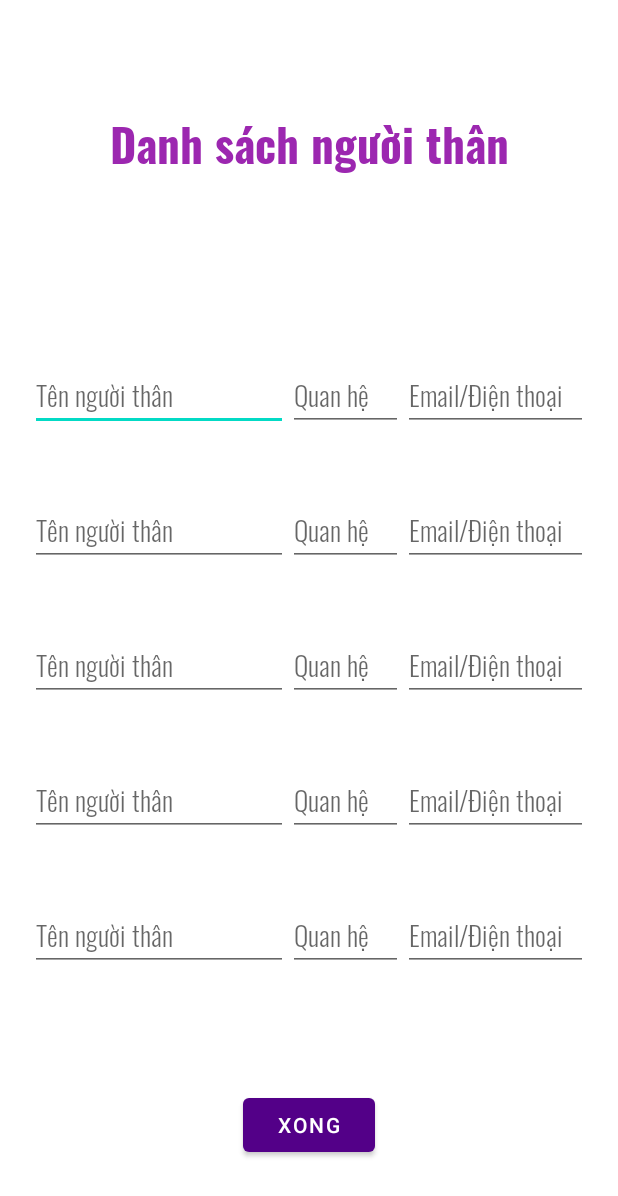
After one commit to TheNgith/Destressify1.0, an Android app: the familyList screen opened directly, with no data from a screen before it, on a phone screen of 412 x 824 dp. The commit adds this screen. Shown: the top 1196 px of the screen. Run offline under Robolectric (Android 15) with nearby library versions, the phone set to English and light mode, and no system bars; our stand-ins replace Firebase (no records; nobody signed in at launch, a user with empty details on screens opened directly).

Commit message:
Updated FamilyList - prepared for notify feature

```diff
--- a/app/src/main/AndroidManifest.xml
+++ b/app/src/main/AndroidManifest.xml
@@ -2,7 +2,7 @@
 <manifest xmlns:android="http://schemas.android.com/apk/res/android"
     package="galaxy.app.stressdetector">
 
-    <uses-permission android:name="android.permission.INTERNET"/>
+    <uses-permission android:name="android.permission.INTERNET" />
     <uses-permission android:name="android.permission.CAMERA" />
     <uses-permission android:name="android.permission.FLASHLIGHT" />
     <uses-permission android:name="android.permission.GET_ACCOUNTS" />
@@ -18,7 +18,8 @@
         android:roundIcon="@mipmap/ic_launcher_round"
         android:supportsRtl="true"
         android:theme="@style/Theme.StressDetector">
-        <activity android:name=".StressQuest"></activity>
+        <activity android:name=".familyList"></activity>
+        <activity android:name=".StressQuest" />
         <activity android:name=".UsageInstruction" />
         <activity android:name=".ThankYouActivity" />
         <activity android:name=".pam" />
--- /dev/null
+++ b/app/src/main/java/galaxy/app/stressdetector/UserHelperClassContact.java
@@ -0,0 +1,39 @@
+package galaxy.app.stressdetector;
+
+public class UserHelperClassContact {
+    String name, rela, info;
+
+    public UserHelperClassContact() {
+
+    }
+
+    public UserHelperClassContact(String name, String rela, String info) {
+        this.name = name;
+        this.rela = rela;
+        this.info = info;
+    }
+
+    public String getName() {
+        return name;
+    }
+
+    public void setName(String name) {
+        this.name = name;
+    }
+
+    public String getRela() {
+        return rela;
+    }
+
+    public void setRela(String rela) {
+        this.rela = rela;
+    }
+
+    public String getInfo() {
+        return info;
+    }
+
+    public void setInfo(String info) {
+        this.info = info;
+    }
+}
--- /dev/null
+++ b/app/src/main/java/galaxy/app/stressdetector/familyList.kt
@@ -0,0 +1,198 @@
+package galaxy.app.stressdetector
+
+import android.annotation.SuppressLint
+import android.content.Intent
+import androidx.appcompat.app.AppCompatActivity
+import android.os.Bundle
+import android.provider.Settings
+import android.widget.EditText
+import com.google.firebase.database.FirebaseDatabase
+import kotlinx.android.synthetic.main.activity_family_list.*
+
+class familyList : AppCompatActivity() {
+    override fun onCreate(savedInstanceState: Bundle?) {
+        super.onCreate(savedInstanceState)
+        setContentView(R.layout.activity_family_list)
+        button5.setOnClickListener{ updateContact() }
+        loadData()
+    }
+
+    var SHARED_PREFS = "sharedPrefs"
+
+    private fun loadData() {
+        val viewName1 = findViewById<EditText>(R.id.contact_1_name)
+        val viewName2 = findViewById<EditText>(R.id.contact_2_name)
+        val viewName3 = findViewById<EditText>(R.id.contact_3_name)
+        val viewName4 = findViewById<EditText>(R.id.contact_4_name)
+        val viewName5 = findViewById<EditText>(R.id.contact_5_name)
+
+        val viewRela1 = findViewById<EditText>(R.id.contact_1_rela)
+        val viewRela2 = findViewById<EditText>(R.id.contact_2_rela)
+        val viewRela3 = findViewById<EditText>(R.id.contact_3_rela)
+        val viewRela4 = findViewById<EditText>(R.id.contact_4_rela)
+        val viewRela5 = findViewById<EditText>(R.id.contact_5_rela)
+
+        val viewInfo1 = findViewById<EditText>(R.id.contact_1_info)
+        val viewInfo2 = findViewById<EditText>(R.id.contact_2_info)
+        val viewInfo3 = findViewById<EditText>(R.id.contact_3_info)
+        val viewInfo4 = findViewById<EditText>(R.id.contact_4_info)
+        val viewInfo5 = findViewById<EditText>(R.id.contact_5_info)
+
+        val sharedPreferences = getSharedPreferences(SHARED_PREFS, MODE_PRIVATE);
+        val load_name1 = sharedPreferences.getString("NAME1", "")
+        val load_name2 = sharedPreferences.getString("NAME2", "")
+        val load_name3 = sharedPreferences.getString("NAME3", "")
+        val load_name4 = sharedPreferences.getString("NAME4", "")
+        val load_name5 = sharedPreferences.getString("NAME5", "")
+
+        val load_rela1 = sharedPreferences.getString("RELA1", "")
+        val load_rela2 = sharedPreferences.getString("RELA2", "")
+        val load_rela3 = sharedPreferences.getString("RELA3", "")
+        val load_rela4 = sharedPreferences.getString("RELA4", "")
+        val load_rela5 = sharedPreferences.getString("RELA5", "")
+
+        val load_info1 = sharedPreferences.getString("INFO1", "")
+        val load_info2 = sharedPreferences.getString("INFO2", "")
+        val load_info3 = sharedPreferences.getString("INFO3", "")
+        val load_info4 = sharedPreferences.getString("INFO4", "")
+        val load_info5 = sharedPreferences.getString("INFO5", "")
+
+        viewName1.setText(load_name1)
+        viewName2.setText(load_name2)
+        viewName3.setText(load_name3)
+        viewName4.setText(load_name4)
+        viewName5.setText(load_name5)
+        viewRela1.setText(load_rela1)
+        viewRela2.setText(load_rela2)
+        viewRela3.setText(load_rela3)
+        viewRela4.setText(load_rela4)
+        viewRela5.setText(load_rela5)
+        viewInfo1.setText(load_info1)
+        viewInfo2.setText(load_info2)
+        viewInfo3.setText(load_info3)
+        viewInfo4.setText(load_info4)
+        viewInfo5.setText(load_info5)
+    }
+
+    @SuppressLint("HardwareIds")
+    private fun updateContact() {
+        val viewName1 = findViewById<EditText>(R.id.contact_1_name)
+        val viewName2 = findViewById<EditText>(R.id.contact_2_name)
+        val viewName3 = findViewById<EditText>(R.id.contact_3_name)
+        val viewName4 = findViewById<EditText>(R.id.contact_4_name)
+        val viewName5 = findViewById<EditText>(R.id.contact_5_name)
+
+        val viewRela1 = findViewById<EditText>(R.id.contact_1_rela)
+        val viewRela2 = findViewById<EditText>(R.id.contact_2_rela)
+        val viewRela3 = findViewById<EditText>(R.id.contact_3_rela)
+        val viewRela4 = findViewById<EditText>(R.id.contact_4_rela)
+        val viewRela5 = findViewById<EditText>(R.id.contact_5_rela)
+
+        val viewInfo1 = findViewById<EditText>(R.id.contact_1_info)
+        val viewInfo2 = findViewById<EditText>(R.id.contact_2_info)
+        val viewInfo3 = findViewById<EditText>(R.id.contact_3_info)
+        val viewInfo4 = findViewById<EditText>(R.id.contact_4_info)
+        val viewInfo5 = findViewById<EditText>(R.id.contact_5_info)
+
+        val name1 = viewName1.text.toString()
+        val name2 = viewName2.text.toString()
+        val name3 = viewName3.text.toString()
+        val name4 = viewName4.text.toString()
+        val name5 = viewName5.text.toString()
+        val rela1 = viewRela1.text.toString()
+        val rela2 = viewRela2.text.toString()
+        val rela3 = viewRela3.text.toString()
+        val rela4 = viewRela4.text.toString()
+        val rela5 = viewRela5.text.toString()
+        val info1 = viewInfo1.text.toString()
+        val info2 = viewInfo2.text.toString()
+        val info3 = viewInfo3.text.toString()
+        val info4 = viewInfo4.text.toString()
+        val info5 = viewInfo5.text.toString()
+
+        val androidID = Settings.Secure.getString(this.contentResolver, Settings.Secure.ANDROID_ID)
+        val rootNode = FirebaseDatabase.getInstance()
+        val reference = rootNode.getReference("Data")
+
+        val helperClass1 = UserHelperClassContact(name1, rela1, info1)
+        val helperClass2 = UserHelperClassContact(name2, rela2, info2)
+        val helperClass3 = UserHelperClassContact(name3, rela3, info3)
+        val helperClass4 = UserHelperClassContact(name4, rela4, info4)
+        val helperClass5 = UserHelperClassContact(name5, rela5, info5)
+
+        reference.child(androidID).child("Contact").child("No-1").setValue(helperClass1)
+        reference.child(androidID).child("Contact").child("No-2").setValue(helperClass2)
+        reference.child(androidID).child("Contact").child("No-3").setValue(helperClass3)
+        reference.child(androidID).child("Contact").child("No-4").setValue(helperClass4)
+        reference.child(androidID).child("Contact").child("No-5").setValue(helperClass5)
+
+        saveData()
+        goBack()
+
+        }
+
+    private fun goBack() {
+        val intent = Intent(applicationContext, UsageInstruction::class.java)
+        startActivity(intent)
+    }
+
+    private fun saveData() {
+        val sharedPreferences = getSharedPreferences(SHARED_PREFS, MODE_PRIVATE)
+        val editor = sharedPreferences.edit()
+
+        val viewName1 = findViewById<EditText>(R.id.contact_1_name)
+        val viewName2 = findViewById<EditText>(R.id.contact_2_name)
+        val viewName3 = findViewById<EditText>(R.id.contact_3_name)
+        val viewName4 = findViewById<EditText>(R.id.contact_4_name)
+        val viewName5 = findViewById<EditText>(R.id.contact_5_name)
+
+        val viewRela1 = findViewById<EditText>(R.id.contact_1_rela)
+        val viewRela2 = findViewById<EditText>(R.id.contact_2_rela)
+        val viewRela3 = findViewById<EditText>(R.id.contact_3_rela)
+        val viewRela4 = findViewById<EditText>(R.id.contact_4_rela)
+        val viewRela5 = findViewById<EditText>(R.id.contact_5_rela)
+
+        val viewInfo1 = findViewById<EditText>(R.id.contact_1_info)
+        val viewInfo2 = findViewById<EditText>(R.id.contact_2_info)
+        val viewInfo3 = findViewById<EditText>(R.id.contact_3_info)
+        val viewInfo4 = findViewById<EditText>(R.id.contact_4_info)
+        val viewInfo5 = findViewById<EditText>(R.id.contact_5_info)
+
+        val name1 = viewName1.text.toString()
+        val name2 = viewName2.text.toString()
+        val name3 = viewName3.text.toString()
+        val name4 = viewName4.text.toString()
+        val name5 = viewName5.text.toString()
+        val rela1 = viewRela1.text.toString()
+        val rela2 = viewRela2.text.toString()
+        val rela3 = viewRela3.text.toString()
+        val rela4 = viewRela4.text.toString()
+        val rela5 = viewRela5.text.toString()
+        val info1 = viewInfo1.text.toString()
+        val info2 = viewInfo2.text.toString()
+        val info3 = viewInfo3.text.toString()
+        val info4 = viewInfo4.text.toString()
+        val info5 = viewInfo5.text.toString()
+
+
+        editor.putString("NAME1", name1)
+        editor.putString("NAME2", name2)
+        editor.putString("NAME3", name3)
+        editor.putString("NAME4", name4)
+        editor.putString("NAME5", name5)
+
+        editor.putString("RELA1", rela1)
+        editor.putString("RELA2", rela2)
+        editor.putString("RELA3", rela3)
+        editor.putString("RELA4", rela4)
+        editor.putString("RELA5", rela5)
+
+        editor.putString("INFO1", info1)
+        editor.putString("INFO2", info2)
+        editor.putString("INFO3", info3)
+        editor.putString("INFO4", info4)
+        editor.putString("INFO5", info5)
+
+        editor.apply()
+    }
+}
--- /dev/null
+++ b/app/src/main/res/layout/activity_family_list.xml
@@ -0,0 +1,250 @@
+<?xml version="1.0" encoding="utf-8"?>
+<androidx.constraintlayout.widget.ConstraintLayout xmlns:android="http://schemas.android.com/apk/res/android"
+    xmlns:app="http://schemas.android.com/apk/res-auto"
+    xmlns:tools="http://schemas.android.com/tools"
+    android:layout_width="match_parent"
+    android:layout_height="match_parent"
+    android:layout_marginStart="20dp"
+    android:layout_marginEnd="20dp"
+    tools:context=".familyList">
+
+    <Button
+        android:id="@+id/button5"
+        android:layout_width="wrap_content"
+        android:layout_height="wrap_content"
+        android:layout_marginBottom="50dp"
+        android:text="@string/done"
+        app:layout_constraintBottom_toBottomOf="parent"
+        app:layout_constraintEnd_toEndOf="parent"
+        app:layout_constraintStart_toStartOf="parent" />
+
+    <TextView
+        android:id="@+id/textView21"
+        android:layout_width="wrap_content"
+        android:layout_height="wrap_content"
+        android:layout_marginTop="70dp"
+        android:fontFamily="@font/oswald_bold"
+        android:text="@string/notify_activity_header"
+        android:textColor="#9C27B0"
+        android:textSize="30sp"
+        app:layout_constraintEnd_toEndOf="parent"
+        app:layout_constraintStart_toStartOf="parent"
+        app:layout_constraintTop_toTopOf="parent" />
+
+    <LinearLayout
+        android:id="@+id/linearLayout5"
+        android:layout_width="wrap_content"
+        android:layout_height="wrap_content"
+        android:orientation="vertical"
+        app:layout_constraintBottom_toTopOf="@+id/button5"
+        app:layout_constraintEnd_toEndOf="parent"
+        app:layout_constraintStart_toStartOf="parent"
+        app:layout_constraintTop_toBottomOf="@+id/textView21">
+
+        <LinearLayout
+            android:layout_width="match_parent"
+            android:layout_height="match_parent"
+            android:layout_marginTop="40dp"
+            android:orientation="horizontal">
+
+            <EditText
+                android:id="@+id/contact_1_name"
+                android:layout_width="wrap_content"
+                android:layout_height="wrap_content"
+                android:layout_weight="1"
+                android:autofillHints=""
+                android:ems="10"
+                android:fontFamily="@font/oswald_light"
+                android:hint="@string/hint_name"
+                android:inputType="textPersonName"
+                android:textColor="#9C27B0" />
+
+            <EditText
+                android:id="@+id/contact_1_rela"
+                android:layout_width="wrap_content"
+                android:layout_height="wrap_content"
+                android:layout_weight="2"
+                android:autofillHints=""
+                android:ems="10"
+                android:fontFamily="@font/oswald_light"
+                android:hint="@string/hint_rela"
+                android:inputType="textPersonName"
+                android:textColor="#9C27B0" />
+
+            <EditText
+                android:id="@+id/contact_1_info"
+                android:layout_width="wrap_content"
+                android:layout_height="wrap_content"
+                android:layout_weight="1.5"
+                android:autofillHints=""
+                android:ems="10"
+                android:fontFamily="@font/oswald_light"
+                android:hint="@string/hint_info"
+                android:inputType="textPersonName"
+                android:textColor="#9C27B0" />
+        </LinearLayout>
+
+        <LinearLayout
+            android:layout_width="match_parent"
+            android:layout_height="match_parent"
+            android:layout_marginTop="40dp"
+            android:orientation="horizontal">
+
+            <EditText
+                android:id="@+id/contact_2_name"
+                android:layout_width="wrap_content"
+                android:layout_height="wrap_content"
+                android:layout_weight="1"
+                android:autofillHints=""
+                android:ems="10"
+                android:fontFamily="@font/oswald_light"
+                android:hint="@string/hint_name"
+                android:inputType="textPersonName"
+                android:textColor="#9C27B0" />
+
+            <EditText
+                android:id="@+id/contact_2_rela"
+                android:layout_width="wrap_content"
+                android:layout_height="wrap_content"
+                android:layout_weight="2"
+                android:ems="10"
+                android:fontFamily="@font/oswald_light"
+                android:hint="@string/hint_rela"
+                android:inputType="textPersonName"
+                android:textColor="#9C27B0" />
+
+            <EditText
+                android:id="@+id/contact_2_info"
+                android:layout_width="wrap_content"
+                android:layout_height="wrap_content"
+                android:layout_weight="1.5"
+                android:ems="10"
+                android:fontFamily="@font/oswald_light"
+                android:hint="@string/hint_info"
+                android:inputType="textPersonName"
+                android:textColor="#9C27B0" />
+        </LinearLayout>
+
+        <LinearLayout
+            android:layout_width="match_parent"
+            android:layout_height="match_parent"
+            android:layout_marginTop="40dp"
+            android:orientation="horizontal">
+
+            <EditText
+                android:id="@+id/contact_3_name"
+                android:layout_width="wrap_content"
+                android:layout_height="wrap_content"
+                android:layout_weight="1"
+                android:ems="10"
+                android:fontFamily="@font/oswald_light"
+                android:hint="@string/hint_name"
+                android:inputType="textPersonName"
+                android:textColor="#9C27B0" />
+
+            <EditText
+                android:id="@+id/contact_3_rela"
+                android:layout_width="wrap_content"
+                android:layout_height="wrap_content"
+                android:layout_weight="2"
+                android:ems="10"
+                android:fontFamily="@font/oswald_light"
+                android:hint="@string/hint_rela"
+                android:inputType="textPersonName"
+                android:textColor="#9C27B0" />
+
+            <EditText
+                android:id="@+id/contact_3_info"
+                android:layout_width="wrap_content"
+                android:layout_height="wrap_content"
+                android:layout_weight="1.5"
+                android:ems="10"
+                android:fontFamily="@font/oswald_light"
+                android:hint="@string/hint_info"
+                android:inputType="textPersonName"
+                android:textColor="#9C27B0" />
+        </LinearLayout>
+
+        <LinearLayout
+            android:layout_width="match_parent"
+            android:layout_height="match_parent"
+            android:layout_marginTop="40dp"
+            android:orientation="horizontal">
+
+            <EditText
+                android:id="@+id/contact_4_name"
+                android:layout_width="wrap_content"
+                android:layout_height="wrap_content"
+                android:layout_weight="1"
+                android:ems="10"
+                android:fontFamily="@font/oswald_light"
+                android:hint="@string/hint_name"
+                android:inputType="textPersonName"
+                android:textColor="#9C27B0" />
+
+            <EditText
+                android:id="@+id/contact_4_rela"
+                android:layout_width="wrap_content"
+                android:layout_height="wrap_content"
+                android:layout_weight="2"
+                android:ems="10"
+                android:fontFamily="@font/oswald_light"
+                android:hint="@string/hint_rela"
+                android:inputType="textPersonName"
+                android:textColor="#9C27B0" />
+
+            <EditText
+                android:id="@+id/contact_4_info"
+                android:layout_width="wrap_content"
+                android:layout_height="wrap_content"
+                android:layout_weight="1.5"
+                android:ems="10"
+                android:fontFamily="@font/oswald_light"
+                android:hint="@string/hint_info"
+                android:inputType="textPersonName"
+                android:textColor="#9C27B0" />
+        </LinearLayout>
+
+        <LinearLayout
+            android:layout_width="match_parent"
+            android:layout_height="match_parent"
+            android:layout_marginTop="40dp"
+            android:orientation="horizontal">
+
+            <EditText
+                android:id="@+id/contact_5_name"
+                android:layout_width="wrap_content"
+                android:layout_height="wrap_content"
+                android:layout_weight="1"
+                android:ems="10"
+                android:fontFamily="@font/oswald_light"
+                android:hint="@string/hint_name"
+                android:inputType="textPersonName"
+                android:textColor="#9C27B0" />
+
+            <EditText
+                android:id="@+id/contact_5_rela"
+                android:layout_width="wrap_content"
+                android:layout_height="wrap_content"
+                android:layout_weight="2"
+                android:ems="10"
+                android:fontFamily="@font/oswald_light"
+                android:hint="@string/hint_rela"
+                android:inputType="textPersonName"
+                android:textColor="#9C27B0" />
+
+            <EditText
+                android:id="@+id/contact_5_info"
+                android:layout_width="wrap_content"
+                android:layout_height="wrap_content"
+                android:layout_weight="1.5"
+                android:ems="10"
+                android:fontFamily="@font/oswald_light"
+                android:hint="@string/hint_info"
+                android:inputType="textPersonName"
+                android:textColor="#9C27B0" />
+        </LinearLayout>
+
+    </LinearLayout>
+
+</androidx.constraintlayout.widget.ConstraintLayout>
--- a/app/src/main/res/values/strings.xml
+++ b/app/src/main/res/values/strings.xml
@@ -68,4 +68,8 @@
     <string name="instruction_notify">3. Tự động thông báo cho người thân</string>
     <string name="instruction_notify_content">Dựa vào dữ liệu đo được hằng tháng của bạn, Stress Detector sẽ phát đi cảnh báo đến những người thân bạn thêm vào danh sách dưới đây để họ biết về tình trạng căng thẳng kéo dài của bạn</string>
     <string name="family_list">Danh sách người thân</string>
+    <string name="hint_name">Tên người thân</string>
+    <string name="hint_rela">Quan hệ</string>
+    <string name="hint_info">Email/Điện thoại</string>
+    <string name="notify_activity_header">Danh sách người thân</string>
 </resources>
```
